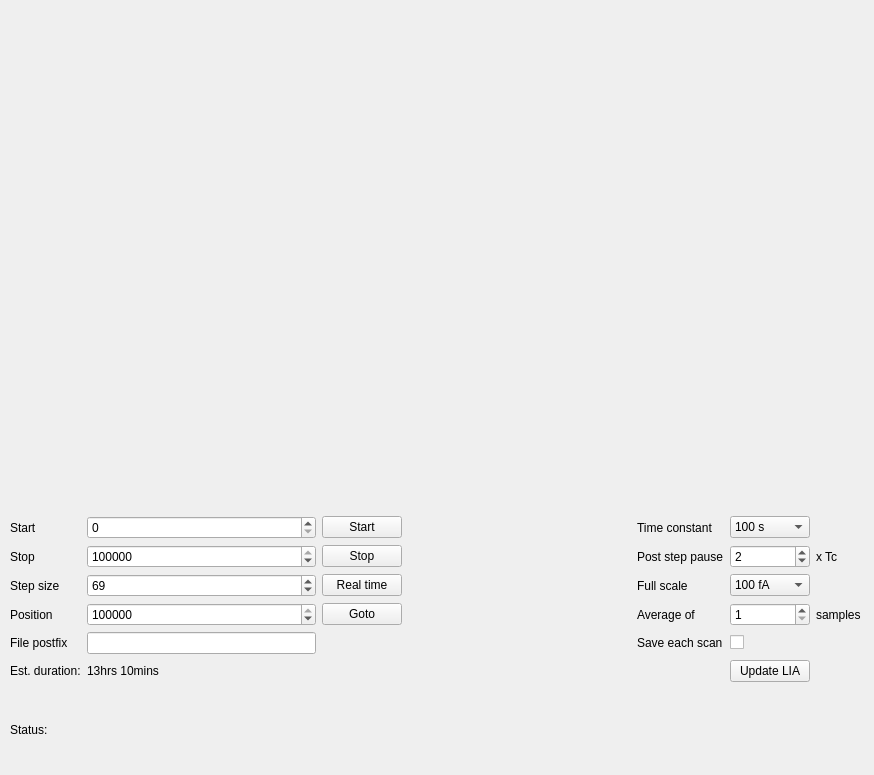
Before: the Qt Designer form MainWindow.ui in earik87/light, drawn with Qt 5.
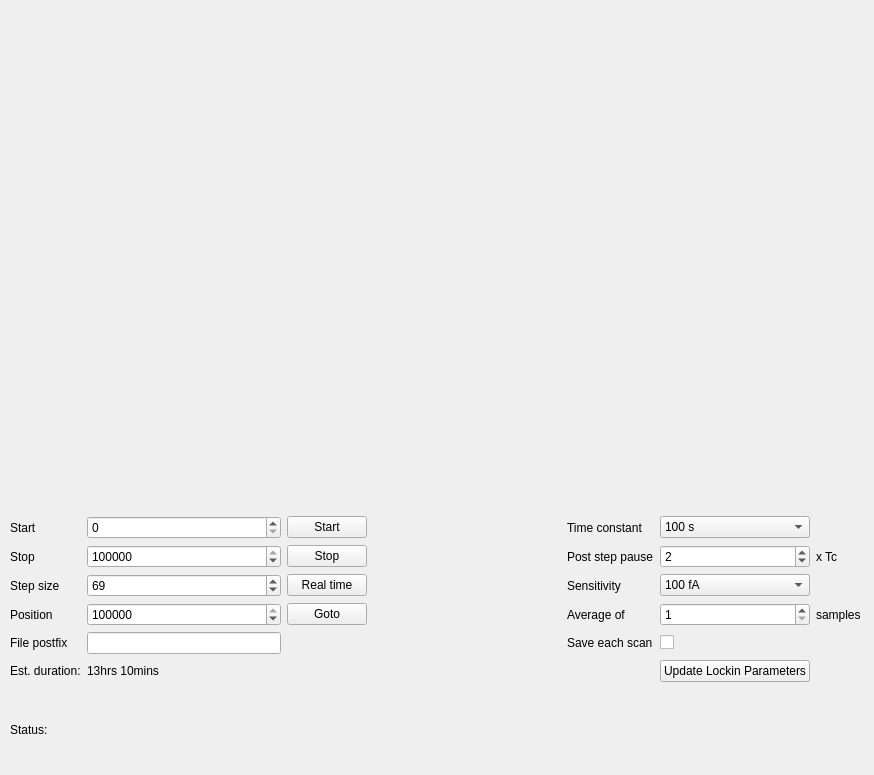
After: the same form once the commit is applied.

Diff of the .ui file:
```diff
--- a/MainWindow.ui
+++ b/MainWindow.ui
@@ -219,7 +219,7 @@
        <item row="2" column="4">
         <widget class="QLabel" name="label_6">
          <property name="text">
-          <string>Full scale</string>
+          <string>Sensitivity</string>
          </property>
         </widget>
        </item>
@@ -456,7 +456,7 @@
        <item row="5" column="5">
         <widget class="QPushButton" name="btnUpdate">
          <property name="text">
-          <string>Update LIA</string>
+          <string>Update Lockin Parameters</string>
          </property>
         </widget>
        </item>
```
